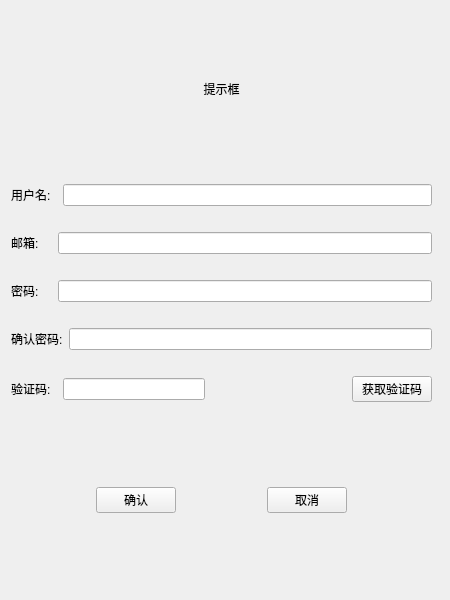
Above: registerwidget.ui from tkship/ChatProject-Client before the change. Below: the same form after it.
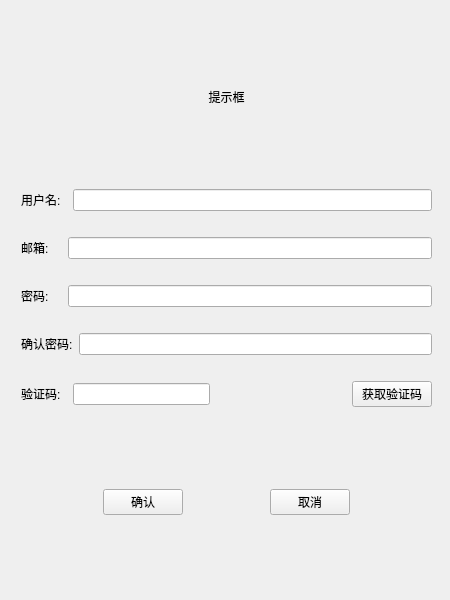
That is the form after the change. Custom widgets are drawn as their Qt base class.

What changed in the file:
```diff
--- a/registerwidget.ui
+++ b/registerwidget.ui
@@ -35,10 +35,10 @@
       <widget class="QWidget" name="layoutWidget">
        <property name="geometry">
         <rect>
-         <x>-10</x>
-         <y>-10</y>
-         <width>441</width>
-         <height>591</height>
+         <x>0</x>
+         <y>0</y>
+         <width>431</width>
+         <height>581</height>
         </rect>
        </property>
        <layout class="QVBoxLayout" name="verticalLayout">
```
Left out of the diff: 2 changed lines with no effect on the pictures.
